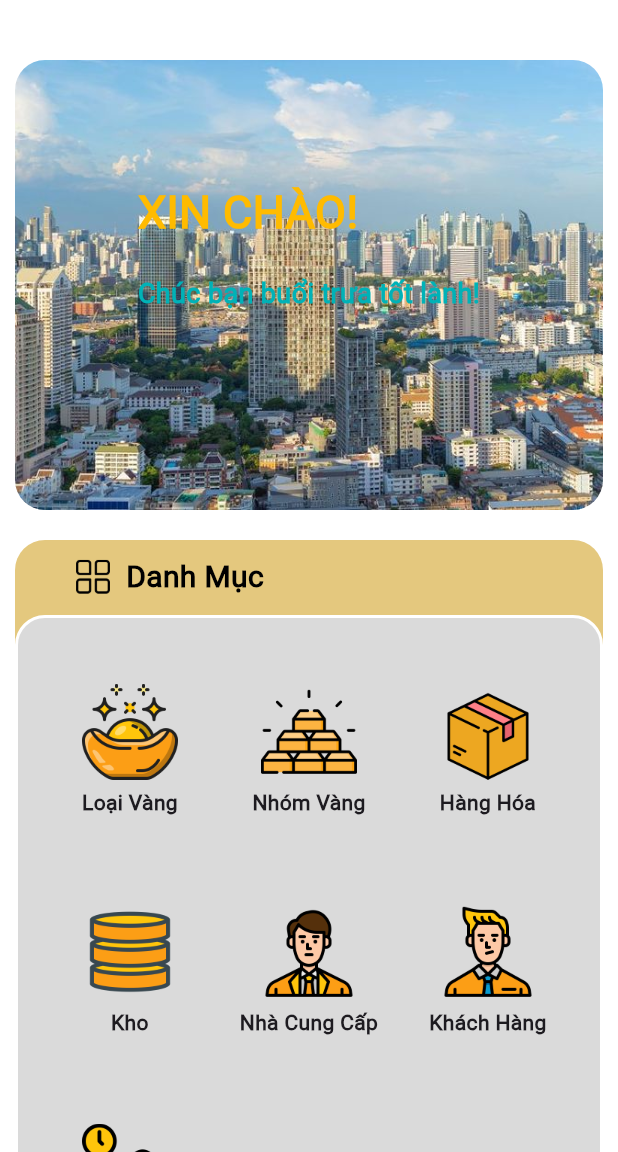
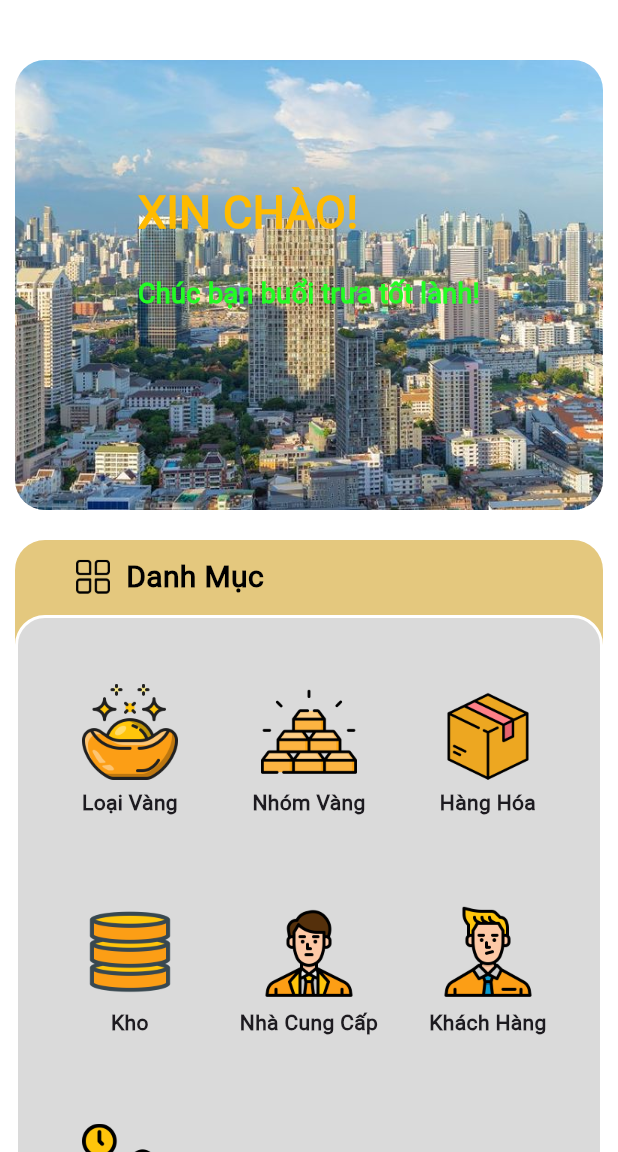
Before and after one commit to GiaBao0510/QLTV_DD, a Flutter app: the HomeScreen screen opened directly, on a phone screen of 412 x 824 dp, the part 84-1236 px from its top. Run offline on Flutter 3.47's test engine with Material 3 defaults, Android fonts, the light colour scheme and no system bars; our stand-ins replace fl_chart, google_fonts, lottie, pdf, permission_handler and 4 more; missing offline and left inert: dart:ffi, excel, flutter_barcode_scanner, number_to_vietnamese_words, session_manager; accounts and stored records are empty; network calls fail.

Commit message:
Thay đổi file env, chỉnh sửa phiếu đang cầm, chỉnh sửa giao diện home

```diff
--- a/app_qltv/lib/FrontEnd/ui/camvang/Phieu/PhieuDangCam.dart
+++ b/app_qltv/lib/FrontEnd/ui/camvang/Phieu/PhieuDangCam.dart
@@ -61,6 +61,9 @@ class _PhieuDangCam extends State<PhieuDangCam> {
     _searchController.dispose();
     ThuVienUntilState.ngayBD = DateTime.now();
     ThuVienUntilState.ngayKT = DateTime.now();
+    ThuVienUntilState.EndDayController.clear();
+    ThuVienUntilState.StartDayController.clear();
+    pages = 0;
     super.dispose();
   }
 
--- a/app_qltv/lib/FrontEnd/ui/danh_muc/BaoCao/BaoCao_PhieuXuat.dart
+++ b/app_qltv/lib/FrontEnd/ui/danh_muc/BaoCao/BaoCao_PhieuXuat.dart
@@ -52,6 +52,8 @@ class _BaoCaoPhieuXuat extends State<BaoCaoPhieuXuatScreen> {
   @override
   void dispose() {
     _searchController.dispose();
+    ThuVienUntilState.EndDayController.clear();
+    ThuVienUntilState.StartDayController.clear();
     super.dispose();
   }
 
--- a/app_qltv/lib/FrontEnd/ui/home/home.dart
+++ b/app_qltv/lib/FrontEnd/ui/home/home.dart
@@ -42,7 +42,7 @@ class _HomeScreenState extends State<HomeScreen> {
       if (hour < 10) {
         return Color.fromARGB(255, 255, 187, 0);
       } else if (hour < 13) {
-        return Color.fromARGB(255, 0, 178, 183);
+        return Color.fromARGB(255, 34, 252, 36);
       } else if (hour < 18) {
         return Color.fromARGB(255, 255, 255, 255);
       } else {
```
Also changed, not shown: app_qltv/lib/FrontEnd/ui/danh_muc/hang_hoa/components/chi_tiet_don_hang.dart (+11 -0 lines), app_qltv/pubspec.lock, 1 other file.
